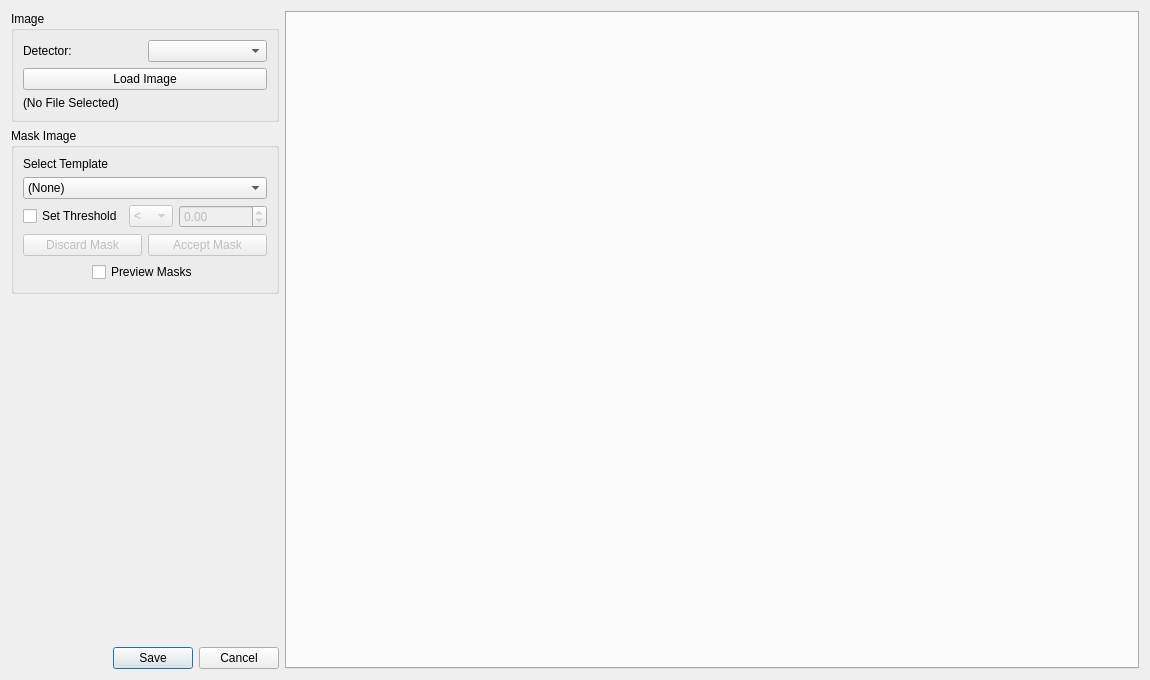
Old version of the form hexrd/ui/resources/ui/template_dialog.ui in the repository HEXRD/hexrdgui.
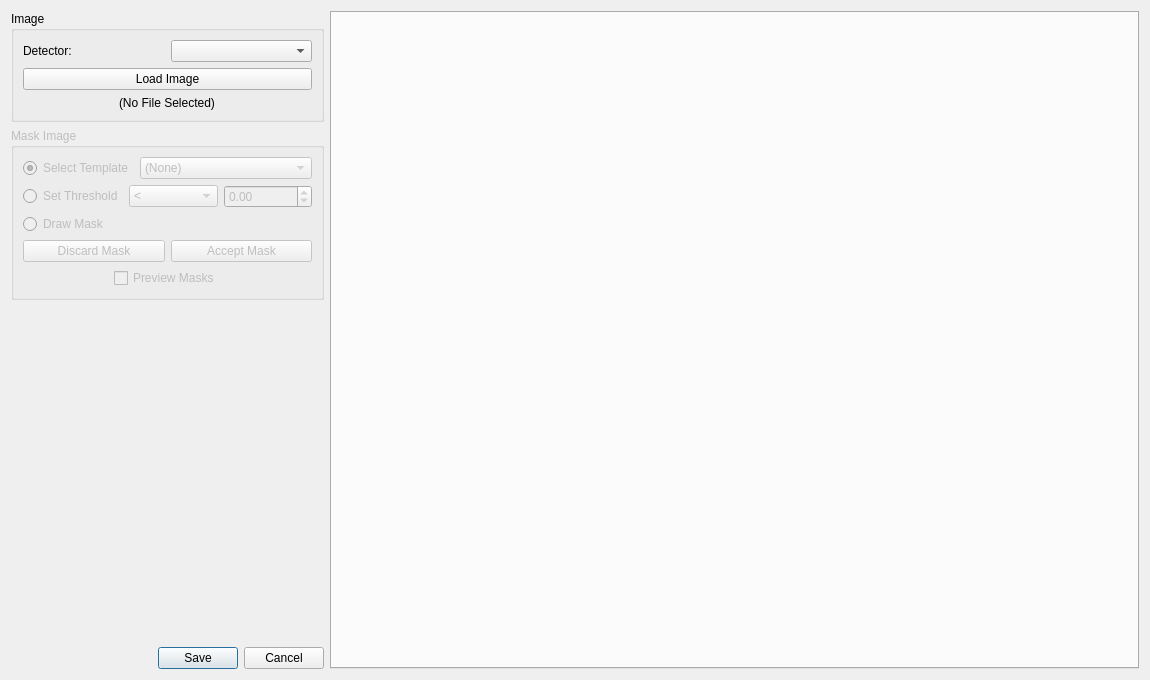
New version of the form. Custom widgets are drawn as their Qt base class.

Commit message: Use radio buttons to select masking method

What changed in the file:
```diff
--- a/hexrd/ui/resources/ui/template_dialog.ui
+++ b/hexrd/ui/resources/ui/template_dialog.ui
@@ -80,7 +80,7 @@
               </property>
              </widget>
             </item>
-            <item>
+            <item alignment="Qt::AlignHCenter">
              <widget class="QLabel" name="file_name">
               <property name="text">
                <string>(No File Selected)</string>
@@ -101,24 +101,30 @@
          </item>
          <item>
           <widget class="QGroupBox" name="mask_image_group">
+           <property name="enabled">
+            <bool>false</bool>
+           </property>
            <property name="title">
             <string>Mask Image</string>
            </property>
            <layout class="QVBoxLayout" name="verticalLayout_5">
             <item>
-             <layout class="QVBoxLayout" name="verticalLayout_1">
+             <layout class="QHBoxLayout" name="horizontalLayout_5">
               <item>
-               <widget class="QLabel" name="label">
+               <widget class="QRadioButton" name="select_template">
                 <property name="text">
                  <string>Select Template</string>
                 </property>
-               </widget>
-              </item>
-              <item>
-               <widget class="QComboBox" name="template_menu">
-                <property name="enabled">
+                <property name="checked">
                  <bool>true</bool>
                 </property>
+               </widget>
+              </item>
+              <item>
+               <widget class="QComboBox" name="template_menu">
+                <property name="enabled">
+                 <bool>false</bool>
+                </property>
                 <item>
                  <property name="text">
                   <string>(None)</string>
@@ -151,7 +157,7 @@
             <item>
              <layout class="QHBoxLayout" name="horizontalLayout">
               <item>
-               <widget class="QCheckBox" name="threshold_select">
+               <widget class="QRadioButton" name="threshold_select">
                 <property name="text">
                  <string>Set Threshold</string>
                 </property>
@@ -199,6 +205,16 @@
               </item>
              </layout>
             </item>
+            <item>
+             <widget class="QRadioButton" name="draw_mask">
+              <property name="enabled">
+               <bool>false</bool>
+              </property>
+              <property name="text">
+               <string>Draw Mask</string>
+              </property>
+             </widget>
+            </item>
             <item>
              <layout class="QHBoxLayout" name="horizontalLayout_2">
               <item>
@@ -225,6 +241,9 @@
             </item>
             <item alignment="Qt::AlignHCenter">
              <widget class="QCheckBox" name="view_masks">
+              <property name="enabled">
+               <bool>false</bool>
+              </property>
               <property name="text">
                <string>Preview Masks</string>
               </property>
```
Left out of the diff: 5 changed lines with no effect on the pictures. The commit also changes 1 other file.
